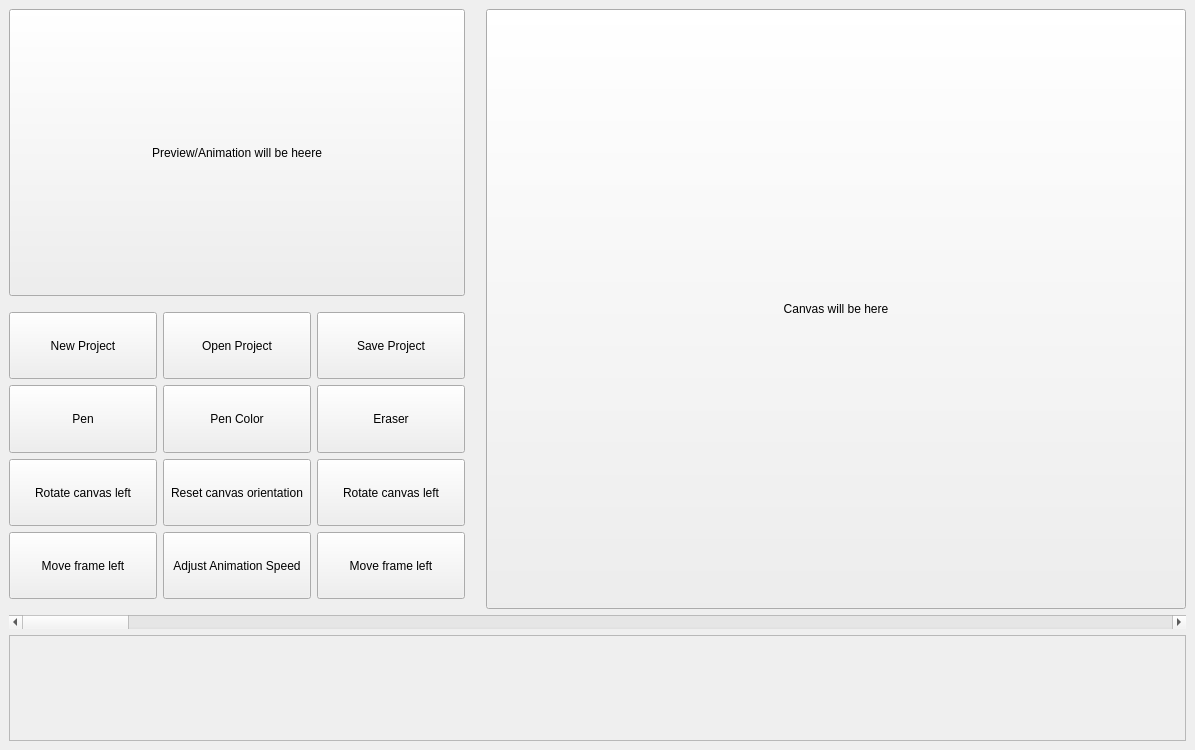
sydneyB6577/SpriteEditor, file mainwindow.ui: the form before one commit.
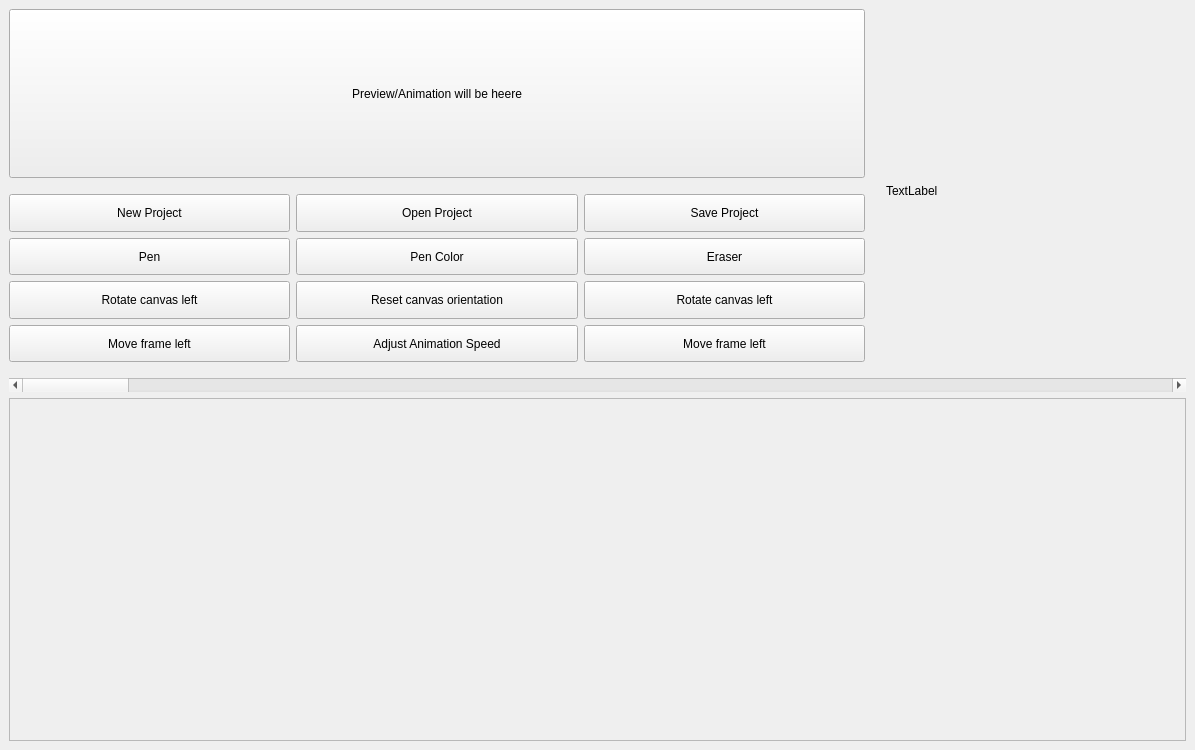
The form after the commit.

Commit message: Reference code for main canvas

```diff
--- a/mainwindow.ui
+++ b/mainwindow.ui
@@ -243,21 +243,15 @@
        </spacer>
       </item>
       <item>
-       <widget class="QPushButton" name="pushButton_2">
-        <property name="sizePolicy">
-         <sizepolicy hsizetype="Fixed" vsizetype="Fixed">
-          <horstretch>0</horstretch>
-          <verstretch>0</verstretch>
-         </sizepolicy>
-        </property>
+       <widget class="QLabel" name="canvasLabel">
         <property name="minimumSize">
          <size>
-          <width>700</width>
-          <height>600</height>
+          <width>300</width>
+          <height>300</height>
          </size>
         </property>
         <property name="text">
-         <string>Canvas will be here</string>
+         <string>TextLabel</string>
         </property>
        </widget>
       </item>
@@ -288,8 +282,8 @@
           <rect>
            <x>0</x>
            <y>0</y>
-           <width>1169</width>
-           <height>91</height>
+           <width>1173</width>
+           <height>339</height>
           </rect>
          </property>
         </widget>
```
The commit also changes 1 other file.
